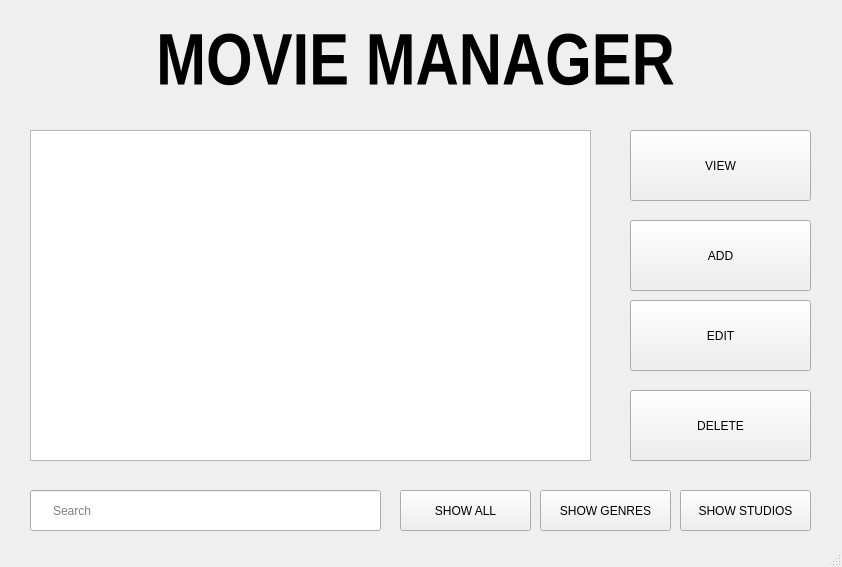
This is main.ui in acevincent05/CP102-Final-Output as Qt 5 draws it before an edit. The edited form follows.
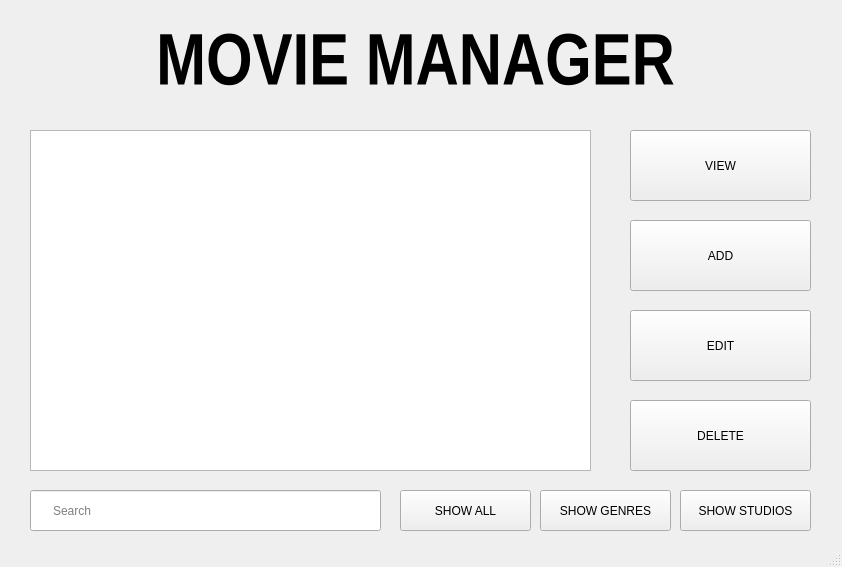
This is the edited form.

The edit to the form file:
```diff
--- a/main.ui
+++ b/main.ui
@@ -44,7 +44,7 @@
       <x>30</x>
       <y>130</y>
       <width>561</width>
-      <height>331</height>
+      <height>341</height>
      </rect>
     </property>
     <attribute name="horizontalHeaderVisible">
@@ -93,7 +93,7 @@
     <property name="geometry">
      <rect>
       <x>630</x>
-      <y>300</y>
+      <y>310</y>
       <width>181</width>
       <height>71</height>
      </rect>
@@ -106,7 +106,7 @@
     <property name="geometry">
      <rect>
       <x>630</x>
-      <y>390</y>
+      <y>400</y>
       <width>181</width>
       <height>71</height>
      </rect>
```
